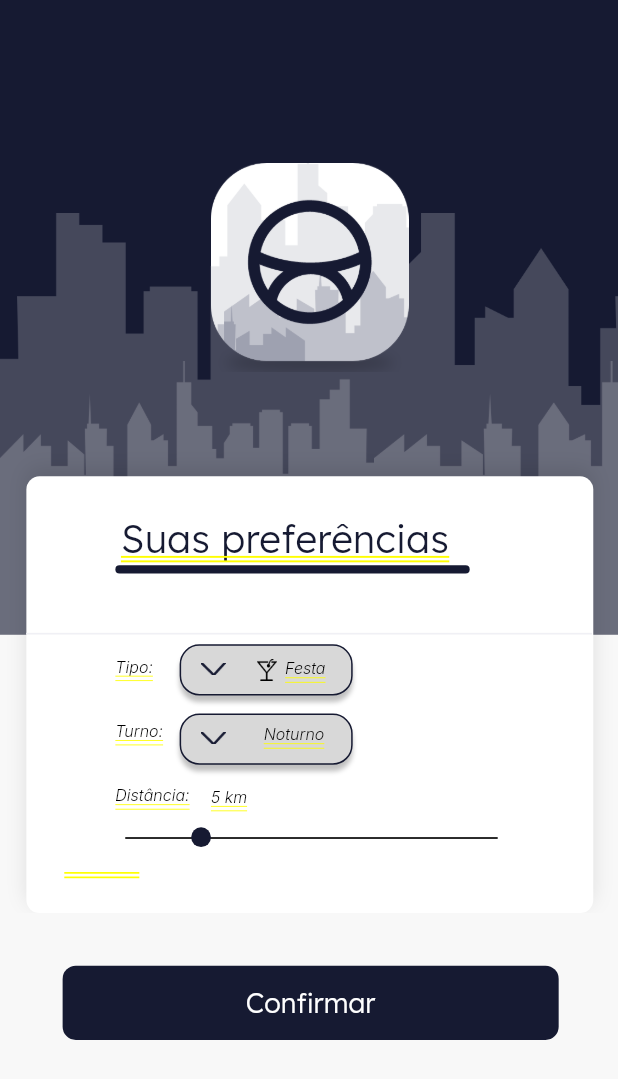
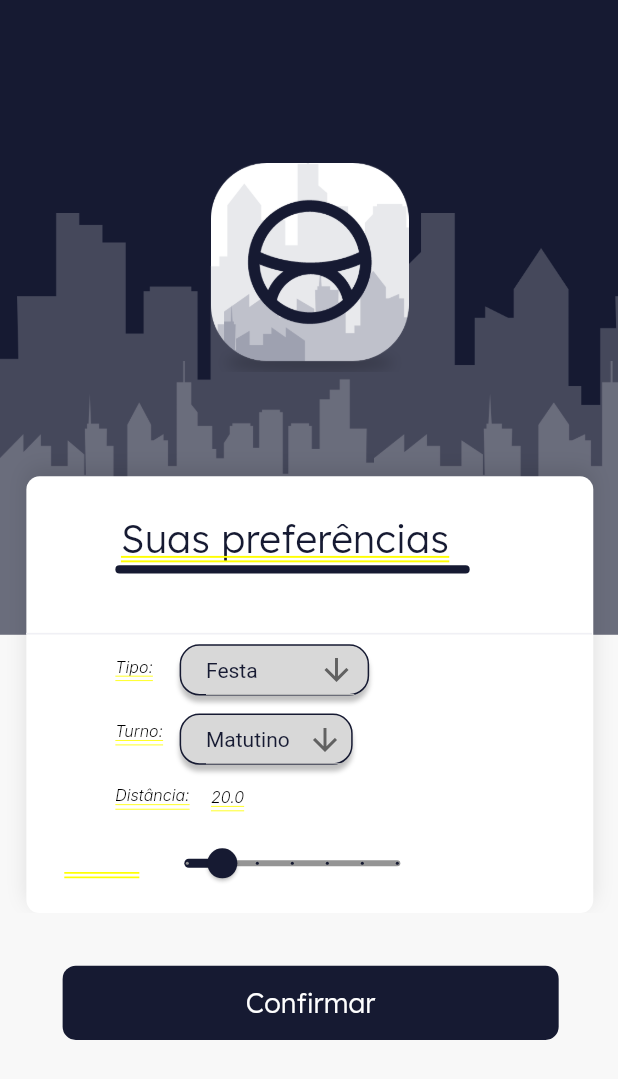
Before and after one commit to pepes7/onde-hoje, a Flutter app: the Preferences screen opened directly, on a phone screen of 412 x 824 dp. Shown: the top 1079 px of the screen. Run offline on Flutter 3.47's test engine with Material 2 defaults, Android fonts, the phone set to English and light mode, and no system bars; our stand-ins replace google_fonts.

Commit message:
Update pref

```diff
--- a/ondeehoje/lib/page-1/pref.dart
+++ b/ondeehoje/lib/page-1/pref.dart
@@ -5,7 +5,19 @@ import 'package:google_fonts/google_fonts.dart';
 import 'package:myapp/page-1/home.dart';
 import 'package:myapp/utils.dart';
 
-class Preferences extends StatelessWidget {
+import 'package:flutter/material.dart';
+
+const List<String> turnos = <String>['Matutino', 'Vespertino', 'Noturno'];
+
+const List<String> tipos = <String>['Festa', 'Open Bar', 'Restaurante'];
+
+class Preferences extends StatefulWidget {
+  @override
+  _Preferences createState() => _Preferences();
+}
+
+class _Preferences extends State<Preferences> {
+  double _currentSliderValue = 20;
   @override
   Widget build(BuildContext context) {
     double baseWidth = 375;
@@ -213,7 +225,7 @@ class Preferences extends StatelessWidget {
                     top: 391*fem,
                     child: Align(
                       child: SizedBox(
-                        width: 105*fem,
+                        width: 115*fem,
                         height: 31*fem,
                         child: Container(
                           decoration: BoxDecoration (
@@ -231,38 +243,7 @@ class Preferences extends StatelessWidget {
                         ),
                       ),
                     ),
-                  ),
-                  Positioned(
-                    // backiconReM (0:195)
-                    left: 122.0000038147*fem,
-                    top: 402.0000610352*fem,
-                    child: Align(
-                      child: SizedBox(
-                        width: 15*fem,
-                        height: 7.66*fem,
-                        child: Image.asset(
-                          'assets/page-1/images/back-icon.png',
-                          width: 15*fem,
-                          height: 7.66*fem,
-                        ),
-                      ),
-                    ),
-                  ),
-                  Positioned(
-                    // image6U6q (0:197)
-                    left: 156*fem,
-                    top: 400*fem,
-                    child: Align(
-                      child: SizedBox(
-                        width: 11.91*fem,
-                        height: 13*fem,
-                        child: Image.asset(
-                          'assets/page-1/images/image-6.png',
-                          fit: BoxFit.cover,
-                        ),
-                      ),
-                    ),
-                  ),
+                  ),//box do tipo
                   Positioned(
                     // tipovDj (0:198)
                     left: 70*fem,
@@ -287,25 +268,9 @@ class Preferences extends StatelessWidget {
                   ),
                   Positioned(
                     // festaMpq (0:199)
-                    left: 173*fem,
-                    top: 400*fem,
-                    child: Align(
-                      child: SizedBox(
-                        width: 26*fem,
-                        height: 13*fem,
-                        child: Text(
-                          'Festa',
-                          style: SafeGoogleFont (
-                            'Inter',
-                            fontSize: 10*ffem,
-                            fontWeight: FontWeight.w300,
-                            height: 1.2125*ffem/fem,
-                            fontStyle: FontStyle.italic,
-                            color: Color(0xff000000),
-                          ),
-                        ),
-                      ),
-                    ),
+                    left: 125*fem,
+                    top: 385*fem,
+                    child: DropdownTipo(),
                   ),
                   Positioned(
                     // rectangle38QYD (0:200)
@@ -331,23 +296,7 @@ class Preferences extends StatelessWidget {
                         ),
                       ),
                     ),
-                  ),
-                  Positioned(
-                    // backicon12D (0:201)
-                    left: 122.0000038147*fem,
-                    top: 444.0000610352*fem,
-                    child: Align(
-                      child: SizedBox(
-                        width: 15*fem,
-                        height: 7.66*fem,
-                        child: Image.asset(
-                          'assets/page-1/images/back-icon-BZF.png',
-                          width: 15*fem,
-                          height: 7.66*fem,
-                        ),
-                      ),
-                    ),
-                  ),
+                  ),//box do turno
                   Positioned(
                     // turno4WH (0:202)
                     left: 70*fem,
@@ -372,24 +321,10 @@ class Preferences extends StatelessWidget {
                   ),
                   Positioned(
                     // noturnotkD (0:203)
-                    left: 160*fem,
-                    top: 440*fem,
+                    left: 125*fem,
+                    top: 427*fem,
                     child: Align(
-                      child: SizedBox(
-                        width: 39*fem,
-                        height: 13*fem,
-                        child: Text(
-                          'Noturno',
-                          style: SafeGoogleFont (
-                            'Inter',
-                            fontSize: 10*ffem,
-                            fontWeight: FontWeight.w300,
-                            height: 1.2125*ffem/fem,
-                            fontStyle: FontStyle.italic,
-                            color: Color(0xff000000),
-                          ),
-                        ),
-                      ),
+                      child: DropdownTurno(),
                     ),
                   ),
                   Positioned(
@@ -415,35 +350,22 @@ class Preferences extends StatelessWidget {
                     ),
                   ),
                   Positioned(
-                    // line1AbF (0:205)
-                    left: 76*fem,
-                    top: 508*fem,
+                    left: 90 * fem,
+                    top: 502 * fem,
                     child: Align(
-                      child: SizedBox(
-                        width: 226*fem,
-                        height: 1*fem,
-                        child: Container(
-                          decoration: BoxDecoration (
-                            color: Color(0xff000000),
-                          ),
-                        ),
-                      ),
-                    ),
-                  ),
-                  Positioned(
-                    // ellipse3SYm (0:206)
-                    left: 116*fem,
-                    top: 502*fem,
-                    child: Align(
-                      child: SizedBox(
-                        width: 12*fem,
-                        height: 12*fem,
-                        child: Container(
-                          decoration: BoxDecoration (
-                            borderRadius: BorderRadius.circular(6*fem),
-                            color: Color(0xff161a32),
-                          ),
-                        ),
+                      child: Slider(
+                        value: _currentSliderValue,
+                        min: 10,
+                        max: 100,
+                        divisions: 6,
+                        label: _currentSliderValue.round().toString(),
+                        onChanged: (double value) {
+                          setState(() {
+                            _currentSliderValue = value;
+                          });
+                        },
+                        activeColor: Color(0xff161a32),
+                        inactiveColor: Color(0xff959595),
                       ),
                     ),
                   ),
@@ -456,7 +378,7 @@ class Preferences extends StatelessWidget {
                         width: 23*fem,
                         height: 13*fem,
                         child: Text(
-                          '5 km',
+                          '$_currentSliderValue',
                           style: SafeGoogleFont (
                             'Inter',
                             fontSize: 10*ffem,
@@ -515,6 +437,72 @@ class Preferences extends StatelessWidget {
           ],
         ),
       ),
-          );
+    );
   }
 }
+
+class DropdownTurno extends StatefulWidget {
+  const DropdownTurno({super.key});
+
+  @override
+  State<DropdownTurno> createState() => _DropdownTurno();
+}
+
+class _DropdownTurno extends State<DropdownTurno> {
+  String dropdownValue = turnos.first;
+
+  @override
+  Widget build(BuildContext context) {
+    return DropdownButton<String>(
+      value: dropdownValue,
+      icon: const Icon(Icons.arrow_downward),
+      elevation: 16,
+      style: const TextStyle(color: Color(0xff161a32)),
+      onChanged: (String? value) {
+        // This is called when the user selects an item.
+        setState(() {
+          dropdownValue = value!;
+        });
+      },
+      items: turnos.map<DropdownMenuItem<String>>((String value) {
+        return DropdownMenuItem<String>(
+          value: value,
+          child: Text(value),
+        );
+      }).toList(),
+    );
+  }
+}
+
+class DropdownTipo extends StatefulWidget {
+  const DropdownTipo({super.key});
+
+  @override
+  State<DropdownTipo> createState() => _DropdownTipo();
+}
+
+class _DropdownTipo extends State<DropdownTipo> {
+  String dropdownValue = tipos.first;
+
+  @override
+  Widget build(BuildContext context) {
+    return DropdownButton<String>(
+      value: dropdownValue,
+      icon: const Icon(Icons.arrow_downward),
+      elevation: 16,
+      style: const TextStyle(color: Color(0xff161a32)),
+      onChanged: (String? value) {
+        // This is called when the user selects an item.
+        setState(() {
+          dropdownValue = value!;
+        });
+      },
+      items: tipos.map<DropdownMenuItem<String>>((String value) {
+        return DropdownMenuItem<String>(
+          value: value,
+          child: Text(value),
+        );
+      }).toList(),
+    );
+  }
+}
```
